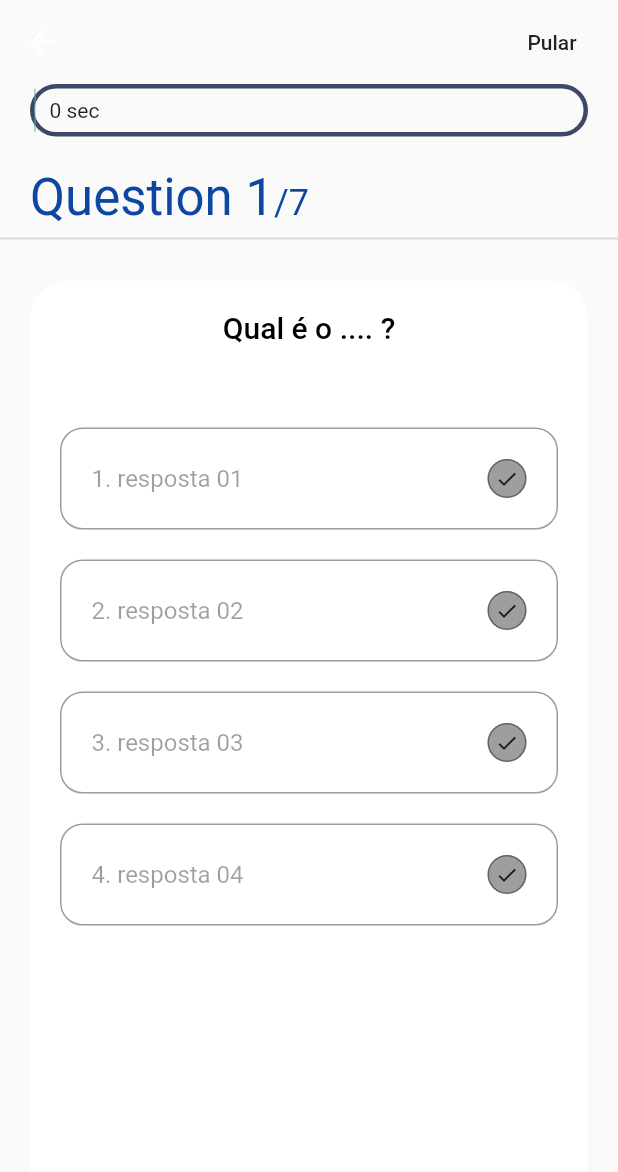
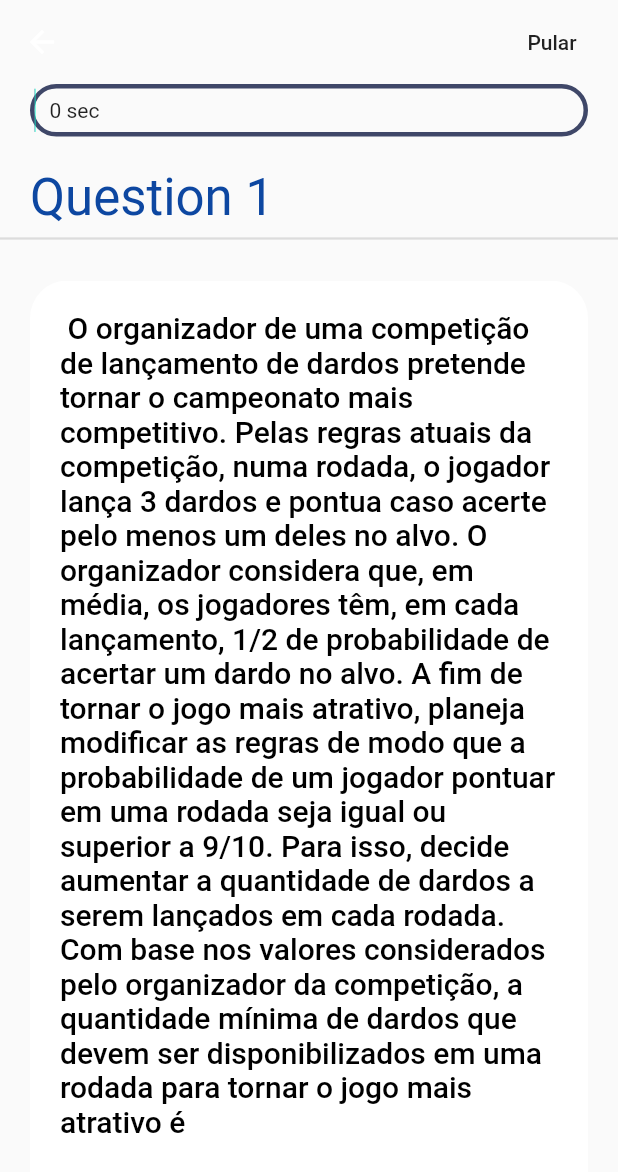
Before and after one commit to marcotuiio/FeijaoFlutter, a Flutter app: the screen it shows after launch, item 3 of the bottom bar chosen, after a tap on "Começar a Responder", on a phone screen of 412 x 824 dp. Shown: the top 1172 px of the screen. Run offline on Flutter 3.47's test engine with Material 2 defaults, Android fonts, the phone set to English and light mode, and no system bars; our stand-ins replace get.

Commit message:
Fixed overflow on the quiz options

```diff
--- a/meu_feijao/lib/components/quiz/components/body_quiz.dart
+++ b/meu_feijao/lib/components/quiz/components/body_quiz.dart
@@ -37,15 +37,15 @@ class Body extends StatelessWidget {
                           .textTheme
                           .headline4
                           !.copyWith(color: Colors.blue[900]),
-                      children: [
-                        TextSpan(
-                          text: "/${_questionController.questions.length}",
-                          style: Theme.of(context)
-                              .textTheme
-                              .headline5
-                              !.copyWith(color: Colors.blue[900]),
-                        ),
-                      ],
+                      // children: <Widget>[
+                      //   TextSpan(
+                      //     text: "/${_questionController.questions.length}",
+                      //     style: Theme.of(context)
+                      //         .textTheme
+                      //         .headline5
+                      //         !.copyWith(color: Colors.blue[900]),
+                      //   ),
+                      // ],
                     ),
                   ),
                 ),
--- a/meu_feijao/lib/components/quiz/components/options.dart
+++ b/meu_feijao/lib/components/quiz/components/options.dart
@@ -50,8 +50,9 @@ class Option extends StatelessWidget {
               border: Border.all(color: getTheRightColor()),
               borderRadius: BorderRadius.circular(15),
             ),
-            child: Row(
-              mainAxisAlignment: MainAxisAlignment.spaceBetween,
+            child: SingleChildScrollView(
+              child: Column(
+                crossAxisAlignment: CrossAxisAlignment.center,
                 children: <Widget>[
                   Text(
                     "${index + 1}. $text",
@@ -74,6 +75,7 @@ class Option extends StatelessWidget {
                 ],
               ),
             ),
+          ),
         );
       },
     );
@@ -81,10 +83,9 @@ class Option extends StatelessWidget {
 }
 
 Widget _buildPopupDialog(BuildContext context) {
-  //final VoidCallback press;
 
   return AlertDialog(
-    title: const Text('Teste pop up questões'),
+    title: const Text('CORRIGIR QUESTÃO'),
     content: Column(
       mainAxisSize: MainAxisSize.min,
       crossAxisAlignment: CrossAxisAlignment.center,
--- a/meu_feijao/lib/components/quiz/components/question_card.dart
+++ b/meu_feijao/lib/components/quiz/components/question_card.dart
@@ -18,20 +18,25 @@ class QuestionCard extends StatelessWidget {
   Widget build(BuildContext context) {
     QuestionController _controller = Get.put(QuestionController());
     return Container(
+      alignment: Alignment.center,
       margin: const EdgeInsets.symmetric(horizontal: 20),
       padding: const EdgeInsets.all(20),
       decoration: BoxDecoration(
         color: Colors.white,
         borderRadius: BorderRadius.circular(25),
       ),
+      child: SingleChildScrollView(
         child: Column(
           children: <Widget>[
-          Text(
+            Align(
+              alignment: Alignment.center,
+              child: Text(
                 question.question,
                 style: Theme.of(context)
                     .textTheme
                     .headline6
                     !.copyWith(color: Colors.black),
+              ),
             ),
             const SizedBox(height: 10),
             const SizedBox(height: 25),
@@ -52,6 +57,7 @@ class QuestionCard extends StatelessWidget {
             // ),
           ],
         ),
+      ),
     );
   }
 }
--- a/meu_feijao/lib/components/quiz/controler/controller.dart
+++ b/meu_feijao/lib/components/quiz/controler/controller.dart
@@ -126,6 +126,7 @@ class QuestionController extends GetxController
         _recompensas = _recompensas + 1; //recebe uma estrelinhas
       }
       tentativas = tentativas + 21;
+
       Future.delayed(const Duration(seconds: 0), () {
         nextQuestion();
       });
--- a/meu_feijao/lib/components/quiz/modelo/questions.dart
+++ b/meu_feijao/lib/components/quiz/modelo/questions.dart
@@ -16,15 +16,15 @@ class Question {
 const List sampledata = [
   {
     "id": 90,
-    "question": "Qual é o .... ?",
+    "question": " O organizador de uma competição de lançamento de dardos pretende tornar o campeonato mais competitivo. Pelas regras atuais da competição, numa rodada, o jogador lança 3 dardos e pontua caso acerte pelo menos um deles no alvo. O organizador considera que, em média, os jogadores têm, em cada lançamento, 1/2 de probabilidade de acertar um dardo no alvo. A fim de tornar o jogo mais atrativo, planeja modificar as regras de modo que a probabilidade de um jogador pontuar em uma rodada seja igual ou superior a 9/10. Para isso, decide aumentar a quantidade de dardos a serem lançados em cada rodada. Com base nos valores considerados pelo organizador da competição, a quantidade mínima de dardos que devem ser disponibilizados em uma rodada para tornar o jogo mais atrativo é",
     "options": ['resposta 01', 'resposta 02', 'resposta 03', 'resposta 04'],
     "answer_index": 1, //index vai de 0 a 3
     "comentário": "dica 90"
   },
   {
     "id": 20,
-    "question": "Qual é o questao 20.... ?",
-    "options": ['resposta 01', 'resposta 02', 'resposta 03', 'resposta 04'],
+    "question": "As relações do Estado brasileiro com o movimento operário e sindical, bem como as políticas públicas voltadas para as questões sociais durante o primeiro governo da Era Vargas (1930-1945), são temas amplamente estudados pela academia brasileira em seus vários aspectos. São também os temas mais lembrados pela sociedade quando se pensa no legado varguista. ?",
+    "options": ['disseminação de organizações paramilitares inspiradas nos regimes fascistas europeus', ' aprovação de normas que buscavam garantir a posse das terras aos pequenos agricultores', 'criação de um conjunto de leis trabalhistas associadas ao controle das representações sindicais', 'implementação de um sistema de previdência e seguridade para atender aos trabalhadores rurais.'],
     "answer_index": 2,
     "comentário": "dica 20"
   },
--- a/meu_feijao/lib/pages/responder_questoes.dart
+++ b/meu_feijao/lib/pages/responder_questoes.dart
@@ -1,4 +1,4 @@
-// ignore_for_file: avoid_print
+// ignore_for_file: avoid_print, non_constant_identifier_names, unused_local_variable
 import 'package:feijao_magico_uel/components/quiz/quiz_init.dart';
 import 'package:feijao_magico_uel/constants.dart';
 import 'package:flutter/material.dart';
@@ -15,22 +15,46 @@ class Questoes extends StatefulWidget {
 
 class _QuestoesState extends State<Questoes> {
   List _items = [];
+  //late List<dynamic> quest_arr;
+  List<dynamic> number1 = List<dynamic>.filled(1,0, growable: true);
+
+  @override
+  void initState() {
+    super.initState();
+    readJson().then((List<dynamic> fquest_arr) {
+      setState(() {
+        List<dynamic> quest_arr = fquest_arr;
+        number1 = quest_arr..shuffle();
+        print('new order');
+        print(number1);
+      });
+    });
+  }
 
   //Buscando conteudo do arquivo json
-  Future<void> readJson() async {
+  Future<List<dynamic>> readJson() async {
     final String response =
-        await rootBundle.loadString('assets/files/questoes_index.json');
+        await rootBundle.loadString('assets/questoes_index.json');
     final data = await json.decode(response);
+    // print('imprimindo data');
+    // print(data['questao']);
+    final datalength = data['questao'].length;
+    List<dynamic> quest_arr = List<dynamic>.filled(datalength, 0);
+    List<dynamic> number1 = List<dynamic>.filled(datalength, 0);
     setState(() {
       _items = data['questao'];
+      for (int i = 0; i < datalength; i++) {
+        quest_arr[i] = int.parse(data['questao'][i]['id_questao']);
+        print(quest_arr[i]);
+      }
+      number1 = quest_arr..shuffle();
     });
+    return number1;
   }
 
   @override
   Widget build(BuildContext context) {
-    List<dynamic> vetor1 = [1, 2, 3, 4, 5, 6, 7];
-    final list1 = vetor1;
-    final number1 = list1..shuffle();
+    final number1 = readJson();
 
     return Scaffold(
       backgroundColor: Colors.white,
```
Also changed, not shown: meu_feijao/lib/components/bottom_bar.dart (+65 -1 lines), 1 other file. Lines whose indentation alone changed are shown as unchanged.
